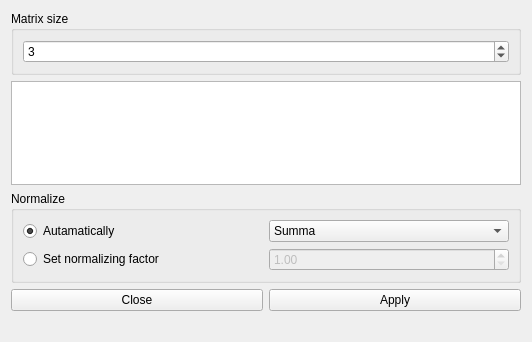
First picture: the form in interface/filtercustomizer.ui, repository stassemionov/ImageViewer, before the edit.
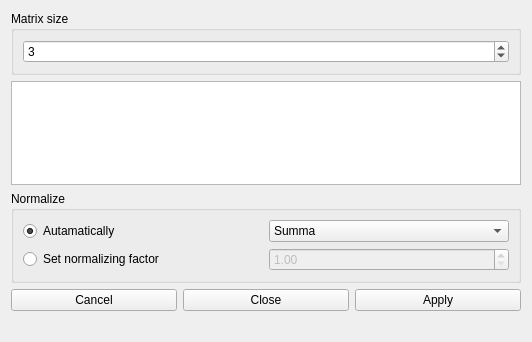
Second picture: the form after the edit. Icons and pictures are not drawn.

```diff
--- a/interface/filtercustomizer.ui
+++ b/interface/filtercustomizer.ui
@@ -88,6 +88,13 @@
      <item>
       <widget class="QPushButton" name="cancel_button">
        <property name="text">
+        <string>Cancel</string>
+       </property>
+      </widget>
+     </item>
+     <item>
+      <widget class="QPushButton" name="close_button">
+       <property name="text">
         <string>Close</string>
        </property>
       </widget>
```
Left out of the diff: 10 changed lines with no effect on the pictures.
